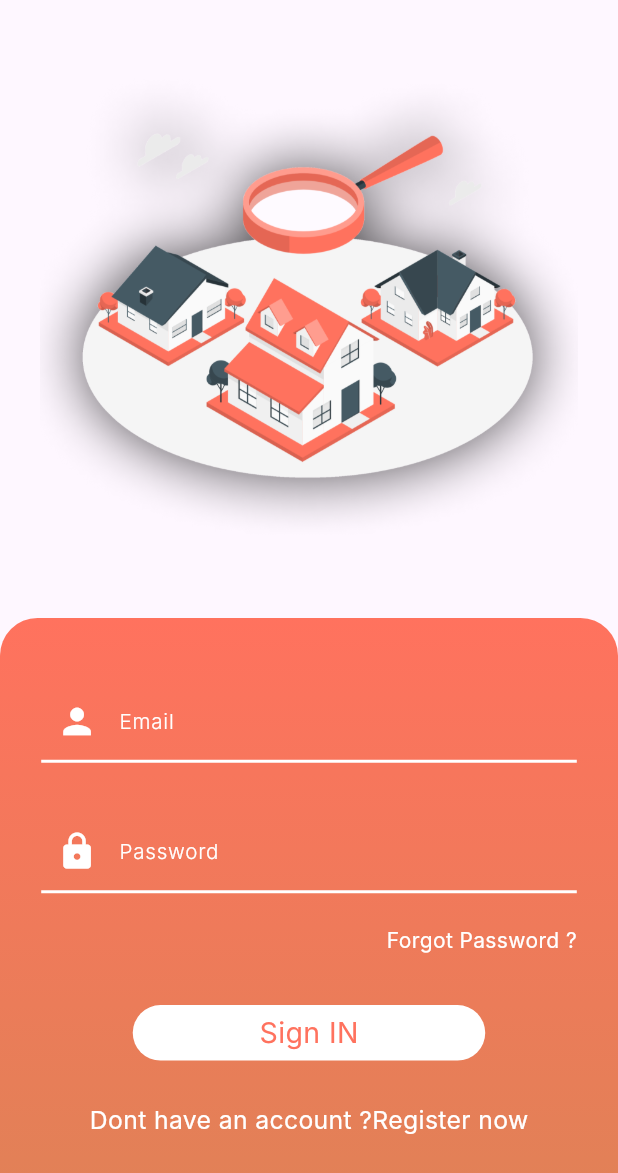
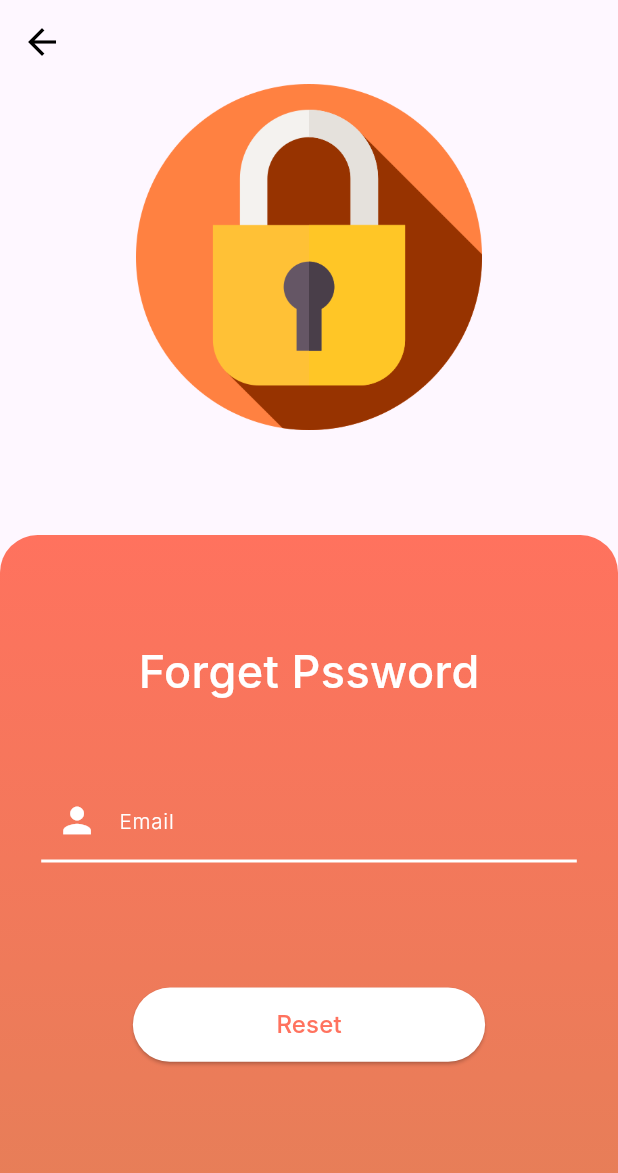
Before and after one commit to habibaaa682/Deyarak, a Flutter app: the Login_screen screen opened by its route, after a tap on "Forgot Password ?", on a phone screen of 412 x 824 dp. Shown: the top 1173 px of the screen. Run offline on Flutter 3.47's test engine with Material 3 defaults, Android fonts, the phone set to English and light mode, and no system bars; our stand-ins replace animated_text_kit, flutter_animate, font_awesome_flutter, go_router, google_maps_flutter, iconsax and 2 more; missing offline and left inert: flaticon_downloader; Roboto replaces fonts that are missing (Inter).

Commit message:
reset pass screen created

```diff
--- a/lib/Featurs/login_screen/Login_Screen.dart
+++ b/lib/Featurs/login_screen/Login_Screen.dart
@@ -24,7 +24,7 @@ class Login_screen extends StatelessWidget {
       ),
       Container(
         padding: EdgeInsets.only(top: queryheight / 20),
-        decoration: BoxDecoration(
+        decoration: const BoxDecoration(
             gradient: LinearGradient(
                 colors: [Color(0xffFF725E), Color(0xffDF8256)],
                 begin: Alignment.topCenter,
--- /dev/null
+++ b/lib/Featurs/login_screen/Reset_pass_screen.dart
@@ -0,0 +1,105 @@
+import 'package:deyarakapp/Featurs/personalinformation/presentation/views/widgets/Button.dart';
+import 'package:deyarakapp/Featurs/register_screen/widget/TextFieldInput.dart';
+import 'package:deyarakapp/constants.dart';
+import 'package:deyarakapp/core/utils/fonts.dart';
+import 'package:deyarakapp/core/utils/router.dart';
+import 'package:deyarakapp/core/utils/styles.dart';
+import 'package:flutter/material.dart';
+import 'package:go_router/go_router.dart';
+
+class ResetPasswordScreen extends StatelessWidget {
+  const ResetPasswordScreen({super.key});
+
+  get querywidth => null;
+
+  get queryheight => null;
+
+  @override
+  Widget build(BuildContext context) {
+    return Scaffold(
+      appBar: AppBar(
+        backgroundColor: Colors.transparent,
+        elevation: 0,
+        iconTheme: const IconThemeData(color: Colors.black, size: 28),
+      ),
+      body: ListView(physics: NeverScrollableScrollPhysics(), children: [
+        Image.asset(
+          'assets/images/padlock (1).png',
+          width: MediaQuery.of(context).size.width * .5,
+          height: MediaQuery.of(context).size.height * .28,
+        ),
+        SizedBox(
+          height: 70,
+        ),
+        Container(
+          height: MediaQuery.of(context).size.height * .7,
+          decoration: const BoxDecoration(
+              gradient: LinearGradient(
+                  colors: [Color(0xffFF725E), Color(0xffDF8256)],
+                  begin: Alignment.topCenter,
+                  end: Alignment.bottomCenter),
+              borderRadius: BorderRadius.only(
+                topLeft: Radius.circular(25),
+                topRight: Radius.circular(25),
+              )),
+          child: Column(
+            children: [
+              const SizedBox(
+                height: 70,
+              ),
+              Text(
+                'Forget Pssword',
+                style: Fonts.textstyle30.copyWith(
+                  fontWeight: FontWeight.w500,
+                  color: Colors.white,
+                ),
+              ),
+              const SizedBox(
+                height: 50,
+              ),
+              TextFieldInputt(
+                text: 'Email',
+                colorr: Colors.white,
+                function: () {},
+                icon: Icons.person,
+                formatter: [],
+                password: false,
+                validatee: (value) {
+                  // ignore: unnecessary_null_comparison
+                  if (value == null || value.isEmpty) {
+                    return 'Email cannot be empty.';
+                  } else if (!RegExp(r'^[\w-\.]+@([\w-]+\.)+[\w-]{2,4}$')
+                      .hasMatch(value)) {
+                    return 'Please enter a valid email.';
+                  } else {
+                    return null;
+                  }
+                },
+              ),
+              const SizedBox(
+                height: 70,
+              ),
+              SizedBox(
+                width: MediaQuery.of(context).size.width * .57,
+                height: MediaQuery.of(context).size.height * .06,
+                child: ElevatedButton(
+                  onPressed: () {},
+                  child: Text(
+                    'Reset',
+                    style: Fonts.textstyle16.copyWith(
+                        color: kprimarycolor, fontWeight: FontWeight.w500),
+                  ),
+                  style: ButtonStyle(
+                    shape: MaterialStatePropertyAll(RoundedRectangleBorder(
+                        borderRadius: BorderRadius.circular(30))),
+                    backgroundColor: MaterialStatePropertyAll(Colors.white),
+                  ),
+                ),
+              )
+            ],
+          ),
+        ),
+      ]),
+    );
+  }
+}
--- a/lib/Featurs/login_screen/forget_pass.dart
+++ b/lib/Featurs/login_screen/forget_pass.dart
@@ -1,6 +1,8 @@
 import 'package:deyarakapp/constants.dart';
+import 'package:deyarakapp/core/utils/router.dart';
 import 'package:flutter/cupertino.dart';
 import 'package:flutter/material.dart';
+import 'package:go_router/go_router.dart';
 
 class forget_pass_text extends StatelessWidget {
   @override
@@ -14,8 +16,17 @@ class forget_pass_text extends StatelessWidget {
       child: Align(
         alignment: Alignment.centerRight,
         child: GestureDetector(
-          onTap: () {},
-          child: Text('Forgot Password ?', style: myStyle(color: Colors.white)),
+          onTap: () {
+            GoRouter.of(context).push(AppRouter.kresetpass);
+          },
+          child: const Text(
+            'Forgot Password ?',
+            style: TextStyle(
+                fontSize: 15,
+                color: Colors.white,
+                decoration: TextDecoration.underline,
+                decorationThickness: 1),
+          ),
         ),
       ),
     );
--- a/lib/core/utils/router.dart
+++ b/lib/core/utils/router.dart
@@ -2,6 +2,7 @@ import 'package:deyarakapp/Featurs/Home/presentation/views/Home_View.dart';
 import 'package:deyarakapp/Featurs/aboutus/presentation/aboutusview.dart';
 import 'package:deyarakapp/Featurs/contactus/presentation/contactusview.dart';
 import 'package:deyarakapp/Featurs/login_screen/Login_Screen.dart';
+import 'package:deyarakapp/Featurs/login_screen/Reset_pass_screen.dart';
 import 'package:deyarakapp/Featurs/menu/presentation/views/menuview.dart';
 import 'package:deyarakapp/Featurs/personalinformation/presentation/views/emailview.dart';
 import 'package:deyarakapp/Featurs/personalinformation/presentation/views/personalinformationview.dart';
@@ -38,7 +39,7 @@ abstract class AppRouter {
   static const kAddProperty = '/AddProperty';
   static const kdeactivateaccount = '/deactivateaccountview';
   static const kconfirmpass = '/confirmpass';
-
+  static const kresetpass = '/ResetPasswordScreen';
   static final router = GoRouter(
     routes: [
       GoRoute(
@@ -113,6 +114,10 @@ abstract class AppRouter {
         path: kconfirmpass,
         builder: (context, state) => confirmpasswidget(),
       ),
+      GoRoute(
+        path: kresetpass,
+        builder: (context, state) => ResetPasswordScreen(),
+      ),
     ],
   );
 }
```
Also changed, not shown: assets/images/ff.png (added), assets/images/padlock (1).png (added), assets/images/padlock.png (added).
